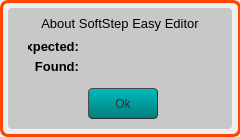
Qt form standalone/ezpz/forms/aboutform.ui (Muse-Kinetics/softstep_editor) before a commit.
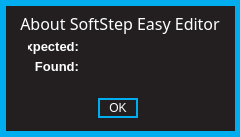
The same form after that commit.

```diff
--- a/standalone/ezpz/forms/aboutform.ui
+++ b/standalone/ezpz/forms/aboutform.ui
@@ -13,6 +13,112 @@
   <property name="windowTitle">
    <string>Form</string>
   </property>
+  <property name="styleSheet">
+   <string notr="true">QWidget
+{
+	background:		rgba(35,31,32,255);
+	border: 6px solid rgba(0,174,239,255);
+}  
+
+QWidget:hover
+{
+	/*border:				3px solid rgb(0, 126, 126)*/
+}        
+
+/* ---------- QLabels ------------*/
+QLabel
+{
+	background:		rgba(0,0,0,0);
+	color: 				white;
+	font: 				10pt &quot;Futura&quot;;
+	border:				none;
+}
+
+QLabel:hover
+{
+	border:				none;
+}  
+
+/* ---------- QSpinBox ------------*/
+QSpinBox
+{
+	font: 10pt &quot;Futura&quot;;
+	border: 2px solid rgb(0,174,239);
+	background-color: rgba(0, 0, 0, 255);
+	color: white;
+	padding:0, 3, 0, 0;
+}
+
+QSpinBox::focus
+{
+	border: none;
+	outline: none;
+}
+
+/* ---------- QLineEdit ------------*/
+QLineEdit
+{
+	font: 10pt &quot;Futura&quot;;
+	background: rgba(0,174,239,0);
+	border: 2px solid rgba(0,174,239,255);
+	border-radius: 0px;
+	color: white;
+	padding-left: 2px;
+	padding-bottom: 2px;
+}
+
+QLineEdit:focus
+{
+	font: 10pt &quot;Futura&quot;;
+	background: rgba(0,174,239,0);
+	border: 2px solid white;
+	border-radius: 0px;
+	color: white;
+	padding-left: 2px;
+	padding-bottom: 2px;
+}
+
+/* ---------- QCheckBox ------------*/
+QCheckBox
+{
+	font: 10pt &quot;Futura&quot;;
+	background:rgba(0,174,239,0);
+	color: white;
+	padding:0, 3, 0, 0;
+	border: none;
+}
+
+QCheckBox:focus
+{
+	background:rgba(0,174,239,0);
+}
+
+
+/* ------- QStackedWidget ---------*/
+QStackedWidget
+{
+border-top: 1px solid white;
+background: black;
+}
+
+/*---------- QPushButton ---------*/
+QPushButton
+{
+	border: 2px solid rgba(0,174,239,255);
+	font: 10pt &quot;Futura&quot;;
+	color: white;
+}
+
+QPushButton:pressed
+{
+	border: 2px solid white;
+	font: 9pt &quot;Futura&quot;;
+	background: rgba(0,174,239,255);
+	color: white;
+}
+
+</string>
+  </property>
   <widget class="QFrame" name="warningFrame">
    <property name="geometry">
     <rect>
@@ -23,19 +129,7 @@
     </rect>
    </property>
    <property name="styleSheet">
-    <string notr="true">QFrame {
-		background-color: qlineargradient(spread: pan, 
-															x1:0, y1:0, x2:1, y2:1, 
-															stop:0 rgba(100,100, 100, 255), 
-															stop:0.5 rgba(70, 70,70, 255),
-															stop:1 rgba(100,100,100, 255)
-															);
-	border-bottom-left-radius:8.0;
-	border-bottom-right-radius:8.0;
-	border-top-left-radius:8.0;
-	border-top-right-radius:8.0;
-	border: 3px solid rgb(255, 70, 0);
-}</string>
+    <string notr="true"/>
    </property>
    <property name="frameShape">
     <enum>QFrame::StyledPanel</enum>
@@ -54,7 +148,7 @@
     </property>
     <property name="styleSheet">
      <string notr="true">QFrame {
-	background:rgba(200, 200, 200, 255);
+	background:rgba(200, 200, 200, 0);
 	border-bottom-left-radius:4.0;
 	border-bottom-right-radius:4.0;
 	border-top-left-radius:4.0;
@@ -74,30 +168,17 @@
     <widget class="QPushButton" name="ok">
      <property name="geometry">
       <rect>
-       <x>80</x>
-       <y>80</y>
-       <width>70</width>
-       <height>31</height>
+       <x>90</x>
+       <y>90</y>
+       <width>40</width>
+       <height>20</height>
       </rect>
      </property>
      <property name="styleSheet">
-      <string notr="true">QPushButton {
-	font-family: &quot;Arial&quot;;
-	font-size: 12px;
-	background-color: qlineargradient(spread:repeat, x1:1, y1:0, x2:1, y2:1, stop:1 rgb(0, 126, 126), stop:0 rgb(0, 187, 187));
-	border-style: outset;
-	border-radius: 4.0;
-	border-width: 1px;
-	border-color: rgb(50, 50, 50);
-	color: rgba(50,50,50);
-}
-
-QPushButton:pressed {
-	background-color: qlineargradient(spread:repeat, x1:1, y1:0, x2:1, y2:1, stop:0 rgb(0, 126, 126), stop:1 rgb(0, 187, 187));
-}</string>
+      <string notr="true"/>
      </property>
      <property name="text">
-      <string>Ok</string>
+      <string>OK</string>
      </property>
     </widget>
     <widget class="QLabel" name="label">
@@ -149,8 +230,8 @@
      </property>
      <property name="font">
       <font>
-       <family>Arial</family>
-       <pointsize>10</pointsize>
+       <family>Futura</family>
+       <pointsize>12</pointsize>
        <weight>50</weight>
        <italic>false</italic>
        <bold>false</bold>
```
Left out of the diff: 26 changed lines with no effect on the pictures.
